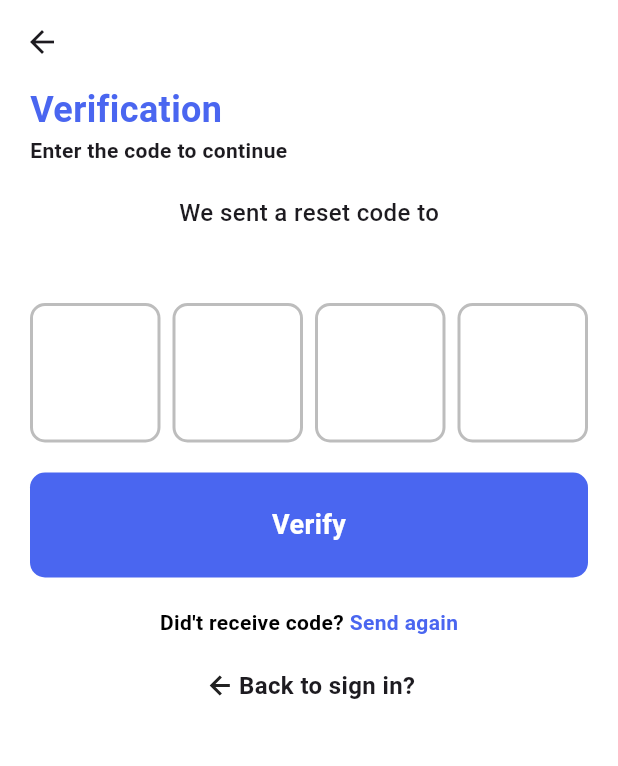
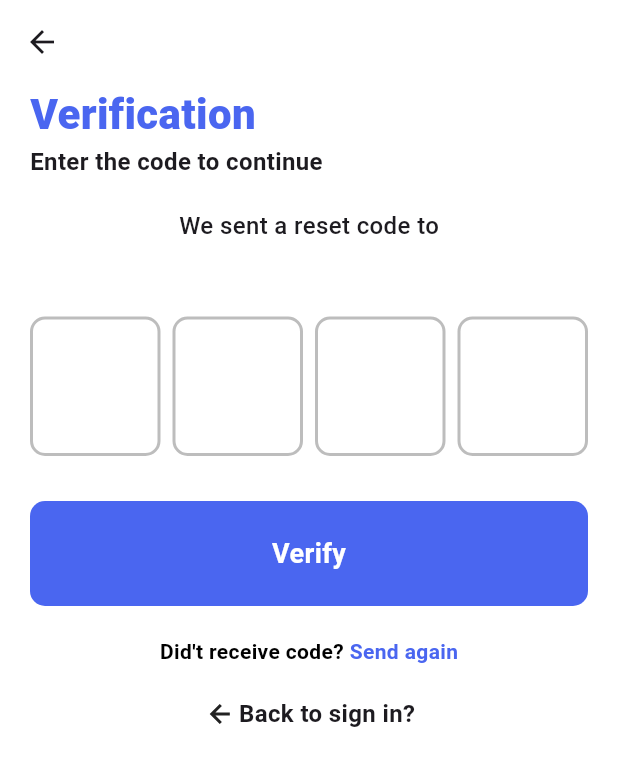
Before and after one commit to hieunmh/kltn, a Flutter app: the VerifyCodeView screen opened by its route, on a phone screen of 412 x 824 dp. Shown: the top 766 px of the screen. Run offline on Flutter 3.47's test engine with Material 3 defaults, Android fonts, the phone set to English and light mode, and no system bars; drawn by our look-alikes of pinput; our stand-ins replace get, icons_plus, shared_preferences; accounts and stored records are empty; statements that could not run were skipped.

Commit message:
ui: verify code ui

```diff
--- a/mobile/lib/pages/app/app_controller.dart
+++ b/mobile/lib/pages/app/app_controller.dart
@@ -37,7 +37,6 @@ class AppController extends GetxController {
     prefs.remove('name');
     prefs.remove('email');
     // Get.offNamed(AppRoutes.signup);
-    print(res.statusCode);
     if (res.statusCode == 200) {
       Get.offNamed(AppRoutes.signup);
     }
--- /dev/null
+++ b/mobile/lib/pages/auth/reset-pw/reset_pw_bindings.dart
@@ -0,0 +1,9 @@
+import 'package:get/get.dart';
+import 'package:mobile/pages/auth/reset-pw/reset_pw_controller.dart';
+
+class ResetPwBindings extends Bindings {
+  @override
+  void dependencies() {
+    Get.lazyPut(() => ResetPwController());
+  }
+}
--- a/mobile/lib/pages/auth/sign_up/signup_view.dart
+++ b/mobile/lib/pages/auth/sign_up/signup_view.dart
@@ -40,7 +40,7 @@ class SignupView extends GetView<SignupController> {
                       'Sign up to abf!',
                       style: TextStyle(
                         color: Colors.black,
-                        fontSize: 16,
+                        fontSize: 18,
                         fontWeight: FontWeight.w600
                       ),
                     )
--- /dev/null
+++ b/mobile/lib/pages/auth/verify/verify_code_bindings.dart
@@ -0,0 +1,9 @@
+import 'package:get/get.dart';
+import 'package:mobile/pages/auth/verify/verify_code_controller.dart';
+
+class VerifyCodeBindings extends Bindings {
+  @override
+  void dependencies() {
+    Get.lazyPut(() => VerifyCodeController());
+  }
+}
--- /dev/null
+++ b/mobile/lib/pages/auth/verify/verify_code_controller.dart
@@ -0,0 +1,31 @@
+import 'package:get/get.dart';
+import 'package:mobile/routes/routes.dart';
+
+class VerifyCodeController extends GetxController {
+  final RxString email = ''.obs;
+  final RxString code = ''.obs;
+  final RxBool isLoading = false.obs;
+  final RxString commonError = ''.obs;
+
+  @override
+  void onInit() {
+    email.value = Get.arguments as String;
+    super.onInit();
+  }
+
+
+  Future<void> verifyCode() async {
+    if (code.value.isEmpty) {
+      commonError.value = 'Please enter code!';
+      return;
+    }
+
+    if (code.value.length < 4) {
+      commonError.value = 'Code must be 4 characters!';
+      return;
+    }
+
+    commonError.value = '';
+    Get.offNamed(AppRoutes.resetpassword);
+  }
+}
--- a/mobile/lib/pages/auth/forgot-pw/verify_code_view.dart
+++ b/mobile/lib/pages/auth/verify/verify_code_view.dart
@@ -1,17 +1,19 @@
 import 'package:flutter/material.dart';
 import 'package:get/get.dart';
 import 'package:icons_plus/icons_plus.dart';
-import 'package:mobile/pages/auth/forgot-pw/forgot_pw_controller.dart';
+import 'package:mobile/pages/auth/verify/verify_code_controller.dart';
 import 'package:pinput/pinput.dart';
 
-class VerifyCodeView extends GetView<ForgotPwController> {
+class VerifyCodeView extends GetView<VerifyCodeController> {
   const VerifyCodeView({super.key});
 
   @override
   Widget build(BuildContext context) {
 
     return Scaffold(
-      appBar: AppBar(),
+      appBar: AppBar(
+        scrolledUnderElevation: 0.0,
+      ),
       body: SingleChildScrollView(
         child: Padding(
           padding: const EdgeInsets.fromLTRB(20, 0, 20, 50),
@@ -22,8 +24,8 @@ class VerifyCodeView extends GetView<ForgotPwController> {
                   Text(
                     'Verification',
                     style: TextStyle(
-                      fontSize: 24,
-                      fontWeight: FontWeight.w700,
+                      fontSize: 28,
+                      fontWeight: FontWeight.w800,
                       color: Color(0xFF4a66f0)
                     ),
                   )
@@ -34,7 +36,7 @@ class VerifyCodeView extends GetView<ForgotPwController> {
                   Text(
                     'Enter the code to continue',
                     style: TextStyle(
-                      fontSize: 14,
+                      fontSize: 16,
                       fontWeight: FontWeight.w600,
                     ),
                   )
@@ -50,19 +52,21 @@ class VerifyCodeView extends GetView<ForgotPwController> {
                 ),
               ),
 
-              Text(
-                controller.emailController.text,
-                style: TextStyle(
-                  fontWeight: FontWeight.w700,
-                  fontSize: 20,
-                  color: Color(0xff4a66f0)
+              Obx(() =>
+                Text(
+                  controller.email.value,
+                  style: TextStyle(
+                    fontWeight: FontWeight.w700,
+                    fontSize: 20,
+                    color: Color(0xff4a66f0)
+                  ),
                 ),
               ),
 
               const SizedBox(height: 20),
 
               Pinput(
-                onCompleted: (value) {
+                onChanged: (value) {
                   controller.code.value = value;
                 },
                 defaultPinTheme: PinTheme(
@@ -91,7 +95,23 @@ class VerifyCodeView extends GetView<ForgotPwController> {
                 ),
               ),
 
-              const SizedBox(height: 20),
+              const SizedBox(height: 5),
+
+              Obx(() =>
+                controller.commonError.value.isNotEmpty ? SizedBox(
+                  height: 20,
+                  child: Text(
+                    controller.commonError.value,
+                    style: TextStyle(
+                      color: Colors.red,
+                      fontSize: 14,
+                      fontWeight: FontWeight.w600
+                    ),
+                  ),
+                ) : const SizedBox(height: 20),
+              ),
+
+              const SizedBox(height: 5),
 
               GestureDetector(
                 onTap: () {
--- a/mobile/lib/routes/pages.dart
+++ b/mobile/lib/routes/pages.dart
@@ -3,8 +3,10 @@ import 'package:mobile/pages/app/app_bindings.dart';
 import 'package:mobile/pages/app/app_view.dart';
 import 'package:mobile/pages/auth/forgot-pw/forgot_pw_bindings.dart';
 import 'package:mobile/pages/auth/forgot-pw/forgot_pw_view.dart';
-import 'package:mobile/pages/auth/forgot-pw/reset_pw_view.dart';
-import 'package:mobile/pages/auth/forgot-pw/verify_code_view.dart';
+import 'package:mobile/pages/auth/reset-pw/reset_pw_bindings.dart';
+import 'package:mobile/pages/auth/reset-pw/reset_pw_view.dart';
+import 'package:mobile/pages/auth/verify/verify_code_bindings.dart';
+import 'package:mobile/pages/auth/verify/verify_code_view.dart';
 import 'package:mobile/pages/auth/sign_in/signin_bindings.dart';
 import 'package:mobile/pages/auth/sign_in/signin_view.dart';
 import 'package:mobile/pages/auth/sign_up/signup_bindings.dart';
@@ -27,12 +29,12 @@ class AppPages {
     GetPage(
       name: AppRoutes.verifycode,
       page: () => VerifyCodeView(),
-      binding: ForgotPwBindings()
+      binding: VerifyCodeBindings()
     ),
     GetPage(
       name: AppRoutes.resetpassword,
       page: () => ResetPwView(),
-      binding: ForgotPwBindings()
+      binding: ResetPwBindings()
     ),
     GetPage(
       name: AppRoutes.forgotpassword,
```
Also changed, not shown: mobile/lib/pages/auth/forgot-pw/forgot_pw_controller.dart (+1 -6 lines), mobile/lib/pages/auth/forgot-pw/forgot_pw_view.dart (+18 -4 lines), mobile/lib/pages/auth/forgot-pw/reset_pw_view.dart (deleted, +0 -27 lines), mobile/lib/pages/auth/reset-pw/reset_pw_controller.dart (added, +23 -0 lines), mobile/lib/pages/auth/reset-pw/reset_pw_view.dart (added, +141 -0 lines).
